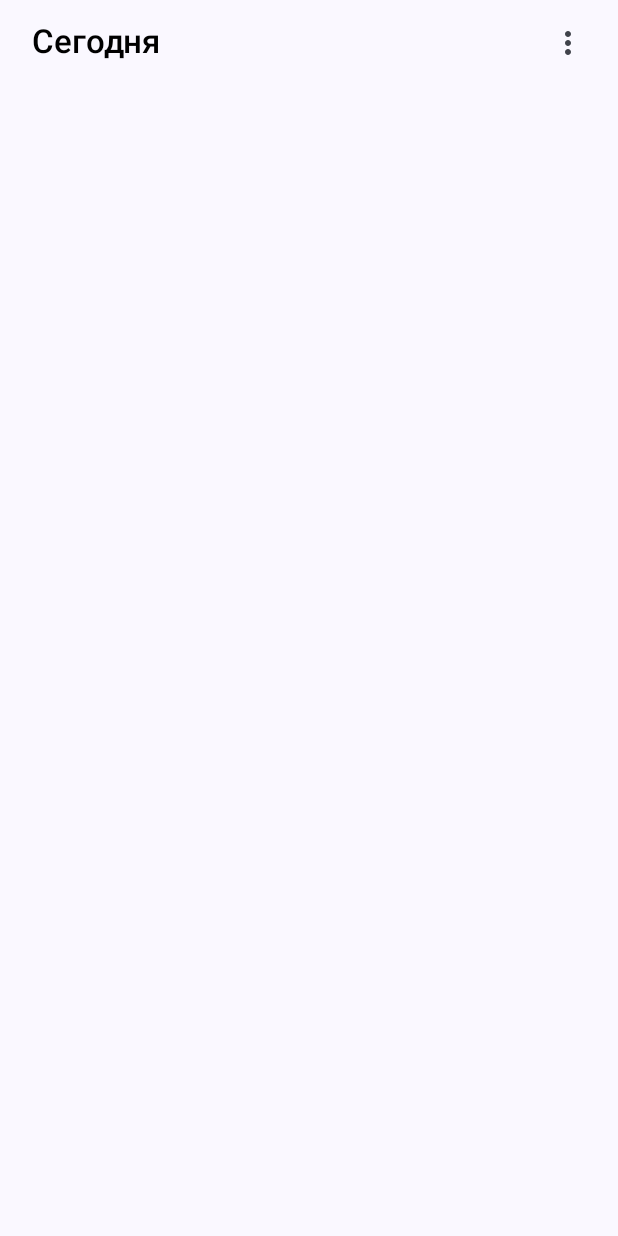
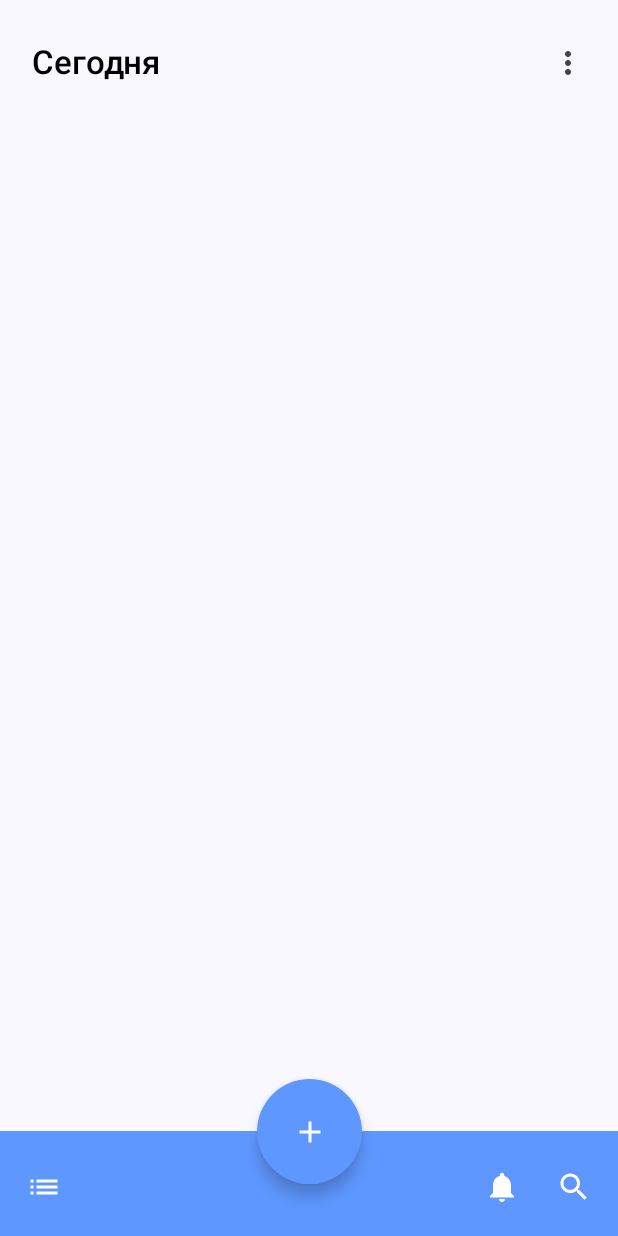
Before and after one commit to nurlan1507/task_manager_android, an Android app built with Jetpack Compose: the MainScreen screen opened through its navigation route, on a phone screen of 412 x 824 dp. Before the commit the screen is almost empty. Run offline under Robolectric (Android 15) with nearby library versions, the phone set to English and light mode, and no system bars; our stand-ins replace Room's generated code.

Commit message:
material 2 wannabe bottombar

```diff
--- a/app/src/main/java/com/nurlan1507/task_manager_mobile/Navigation.kt
+++ b/app/src/main/java/com/nurlan1507/task_manager_mobile/Navigation.kt
@@ -14,7 +14,7 @@ import com.nurlan1507.task_manager_mobile.utils.rememberWindowSize
 fun Navigation(userViewModel: UserViewModel){
     val navController = rememberNavController()
     val window = rememberWindowSize()
-    NavHost(navController = navController, startDestination = Screen.SignInScreen.route){
+    NavHost(navController = navController, startDestination = Screen.MainScreen.route){
         composable(Screen.SignInScreen.route){
             SignInScreen(userViewModel = userViewModel, window = window, navController = navController)
         }
--- a/app/src/main/java/com/nurlan1507/task_manager_mobile/feature_tasks/presentation/TasksEvent.kt
+++ b/app/src/main/java/com/nurlan1507/task_manager_mobile/feature_tasks/presentation/TasksEvent.kt
@@ -1,4 +1 @@
 package com.nurlan1507.task_manager_mobile.feature_tasks.presentation
-
-class TasksEvent {
-}
--- a/app/src/main/java/com/nurlan1507/task_manager_mobile/feature_tasks/presentation/main_screen/MainScreen.kt
+++ b/app/src/main/java/com/nurlan1507/task_manager_mobile/feature_tasks/presentation/main_screen/MainScreen.kt
@@ -4,10 +4,16 @@ import android.annotation.SuppressLint
 import androidx.compose.foundation.layout.Column
 import androidx.compose.foundation.layout.fillMaxSize
 import androidx.compose.material3.ExperimentalMaterial3Api
+import androidx.compose.material3.ModalDrawerSheet
 import androidx.compose.material3.Scaffold
 import androidx.compose.runtime.Composable
+import androidx.compose.runtime.getValue
+import androidx.compose.runtime.mutableStateOf
+import androidx.compose.runtime.remember
+import androidx.compose.runtime.setValue
 import androidx.compose.ui.Modifier
 import androidx.navigation.NavController
+import com.nurlan1507.task_manager_mobile.global_components.BottomNavigationBar
 import com.nurlan1507.task_manager_mobile.global_components.TopBar
 import com.nurlan1507.task_manager_mobile.utils.WindowSize
 
@@ -15,6 +21,7 @@ import com.nurlan1507.task_manager_mobile.utils.WindowSize
 @OptIn(ExperimentalMaterial3Api::class)
 @Composable
 fun MainScreen(navController: NavController,windowSize: WindowSize){
+    var isBottomSheetVisible by remember{ mutableStateOf(false) }
     Scaffold(
         modifier = Modifier.fillMaxSize(),
         topBar = {
@@ -27,6 +34,8 @@ fun MainScreen(navController: NavController,windowSize: WindowSize){
 
                   }
         },
-        bottomBar = {}
+        bottomBar = {
+            BottomNavigationBar<String>()
+        }
     )
 }
--- /dev/null
+++ b/app/src/main/java/com/nurlan1507/task_manager_mobile/global_components/BottomBar.kt
@@ -0,0 +1,129 @@
+package com.nurlan1507.task_manager_mobile.global_components
+
+import androidx.compose.foundation.BorderStroke
+import androidx.compose.foundation.background
+import androidx.compose.foundation.border
+import androidx.compose.foundation.layout.Arrangement
+import androidx.compose.foundation.layout.Box
+import androidx.compose.foundation.layout.Row
+import androidx.compose.foundation.layout.RowScope
+import androidx.compose.foundation.layout.fillMaxWidth
+import androidx.compose.foundation.layout.height
+import androidx.compose.foundation.layout.offset
+import androidx.compose.foundation.layout.padding
+import androidx.compose.foundation.layout.size
+import androidx.compose.foundation.layout.wrapContentHeight
+import androidx.compose.foundation.layout.wrapContentSize
+import androidx.compose.foundation.shape.CircleShape
+import androidx.compose.foundation.shape.RoundedCornerShape
+import androidx.compose.material.icons.Icons
+import androidx.compose.material.icons.filled.Add
+import androidx.compose.material.icons.filled.Favorite
+import androidx.compose.material.icons.filled.Home
+import androidx.compose.material.icons.filled.List
+import androidx.compose.material.icons.filled.Notifications
+import androidx.compose.material.icons.filled.Search
+import androidx.compose.material.icons.filled.Settings
+import androidx.compose.material3.BottomAppBar
+import androidx.compose.material3.BottomAppBarDefaults
+import androidx.compose.material3.Button
+import androidx.compose.material3.FloatingActionButton
+import androidx.compose.material3.FloatingActionButtonDefaults
+import androidx.compose.material3.Icon
+import androidx.compose.material3.IconButton
+import androidx.compose.runtime.Composable
+import androidx.compose.ui.Alignment
+import androidx.compose.ui.Modifier
+import androidx.compose.ui.graphics.Color
+import androidx.compose.ui.unit.dp
+
+@Composable
+fun <T> BottomNavigationBar(
+    navigationIcon: @Composable() (() -> Unit)? = null,
+    actionData: List<T> = emptyList(),
+    action: @Composable RowScope.() -> Unit = {}
+){
+    val bottomBarHeight = 70.dp
+//    BottomAppBar(
+//        containerColor = Color(0xFF5E97FF),
+//        contentColor = Color.White,
+//        actions = {
+//            IconButton(onClick = { /* doSomething() */ }) {
+//                Icon(Icons.Filled.List, contentDescription = "Drawer")
+//            }
+//            IconButton(onClick = { /* doSomething() */ }) {
+//                Icon(
+//                    Icons.Filled.Notifications,
+//                    contentDescription = "Notifications",
+//                )
+//            }
+//        },
+//        floatingActionButton = {
+//            FloatingActionButton(
+//                modifier = Modifier.offset(y=(-19).dp),
+//                onClick = { /* do something */ },
+//                shape = CircleShape,
+//                containerColor = BottomAppBarDefaults.bottomAppBarFabColor,
+//                elevation = FloatingActionButtonDefaults.bottomAppBarFabElevation()
+//            ) {
+//                Icon(Icons.Filled.Add, "Add a task")
+//            }
+//        }
+//    )
+    Box (modifier = Modifier.wrapContentSize()){
+        BottomAppBar(
+            modifier = Modifier.height(bottomBarHeight).fillMaxWidth(),
+            containerColor = Color(0xFF5E97FF),
+            contentColor = Color.White,
+        ) {
+            Row(
+                modifier = Modifier
+                    .fillMaxWidth()
+                    .padding(horizontal = 1.dp),
+                horizontalArrangement = Arrangement.SpaceBetween
+            ) {
+                IconButton(onClick = { /* Handle Home click */ }) {
+                    Icon(Icons.Default.List, contentDescription = "Home")
+                }
+                Row(){
+                    IconButton(onClick = { /* Handle Settings click */ }) {
+                        Icon(Icons.Default.Notifications, contentDescription = "Settings")
+                    }
+                    IconButton(onClick = { /* Handle Settings click */ }) {
+                        Icon(Icons.Default.Search, contentDescription = "Settings")
+                    }
+                }
+
+            }
+        }
+
+        FloatingActionButton(
+            shape = CircleShape,
+            containerColor = Color(0xFF5E97FF),
+            onClick = { /* Handle FloatingActionButton click */ },
+            modifier = Modifier.align(Alignment.BottomCenter).size(70.dp).offset(y = -(bottomBarHeight/2)).border(width = 6.dp, color = Color.Transparent, shape = RoundedCornerShape(bottomBarHeight/2))
+        ) {
+            Icon(Icons.Default.Add, contentDescription = "Add", tint = Color.White )
+        }
+    }
+}
+//    Box(modifier = Modifier
+//        .height(60.dp)
+//        .background(Color(0xFF5E97FF))){
+//        Row(modifier = Modifier
+//            .fillMaxWidth()
+//            .padding(horizontal = 4.dp),
+//            horizontalArrangement = Arrangement.SpaceBetween
+//        ){
+//            Box(modifier = Modifier.fillMaxWidth().wrapContentHeight().offset(y=(-).dp), contentAlignment = Alignment.Center) {
+//                FloatingActionButton(onClick = { /*TODO*/ },  modifier = Modifier
+//                    .size(65.dp)
+//                    .border(width = 5.dp, shape = CircleShape, color = Color.White),
+//                    shape = CircleShape,
+//                    containerColor = Color(0xFF5E97FF),
+//                    ) {
+//                    Icon(Icons.Default.Add,"add a task", tint = Color.White)
+//                }
+//            }
+//        }
+//    }
--- a/app/src/main/java/com/nurlan1507/task_manager_mobile/global_components/TopBar.kt
+++ b/app/src/main/java/com/nurlan1507/task_manager_mobile/global_components/TopBar.kt
@@ -4,23 +4,34 @@ import androidx.compose.foundation.background
 import androidx.compose.foundation.layout.fillMaxWidth
 import androidx.compose.foundation.layout.height
 import androidx.compose.foundation.layout.padding
+import androidx.compose.foundation.layout.width
 import androidx.compose.material.icons.Icons
 import androidx.compose.material.icons.filled.List
 import androidx.compose.material.icons.filled.MoreVert
+import androidx.compose.material.icons.filled.Settings
+import androidx.compose.material3.DropdownMenu
+import androidx.compose.material3.DropdownMenuItem
 import androidx.compose.material3.ExperimentalMaterial3Api
 import androidx.compose.material3.Icon
 import androidx.compose.material3.IconButton
 import androidx.compose.material3.MaterialTheme
+import androidx.compose.material3.MenuDefaults
 import androidx.compose.material3.Text
 import androidx.compose.material3.TopAppBar
 import androidx.compose.material3.TopAppBarColors
 import androidx.compose.material3.TopAppBarDefaults
 import androidx.compose.runtime.Composable
+import androidx.compose.runtime.getValue
+import androidx.compose.runtime.mutableStateOf
+import androidx.compose.runtime.remember
+import androidx.compose.runtime.setValue
+import androidx.compose.ui.Alignment
 import androidx.compose.ui.Modifier
 import androidx.compose.ui.graphics.Color
+import androidx.compose.ui.text.TextStyle
 import androidx.compose.ui.text.font.FontWeight
 import androidx.compose.ui.unit.dp
-
+import androidx.compose.ui.unit.sp
 
 
 @OptIn(ExperimentalMaterial3Api::class)
@@ -28,19 +39,22 @@ import androidx.compose.ui.unit.dp
 fun <T> TopBar(
     title: String,
     actionData: List<T> = listOf(),
-    navigationIcon: @Composable() (() -> Unit)? = null,
     action: @Composable() (T) -> Unit
     // TODO: support overflow menu here with the remainder of the list
 ){
+    var menuExpanded by remember { mutableStateOf(false) }
     TopAppBar(
         title ={Text(text = title, color = Color.Black, fontWeight = FontWeight.SemiBold)} ,
         modifier = Modifier
-            .height(55.dp)
-            .padding(horizontal = 5.dp,vertical = 10.dp)
+            .padding(horizontal = 5.dp, vertical = 10.dp)
             .background(Color(0xFF5E97FF)),
         actions = {
-            IconButton(onClick = { /*TODO*/ }) {
+            IconButton(onClick = { menuExpanded = true }) {
                 Icon(Icons.Default.MoreVert,"more")
+            }
+            DropdownMenu(expanded = menuExpanded, onDismissRequest = { menuExpanded = false }, modifier = Modifier.width(225.dp)) {
+                DropdownMenuItem(leadingIcon ={Icon(Icons.Default.Settings,"settings")}, onClick = { /* TODO */ }, text = {Text("Отображение", fontSize = 17.sp, fontWeight = FontWeight.SemiBold) }, colors = MenuDefaults.itemColors(), modifier = Modifier.align(Alignment.Start))
+                DropdownMenuItem(leadingIcon = {Icon(Icons.Default.List,"list")}, onClick = { /* TODO */ }, text = {Text("Выбрать задачи",fontSize = 17.sp, fontWeight = FontWeight.SemiBold)},modifier = Modifier.align(Alignment.Start))
             }
         },
     )
```
